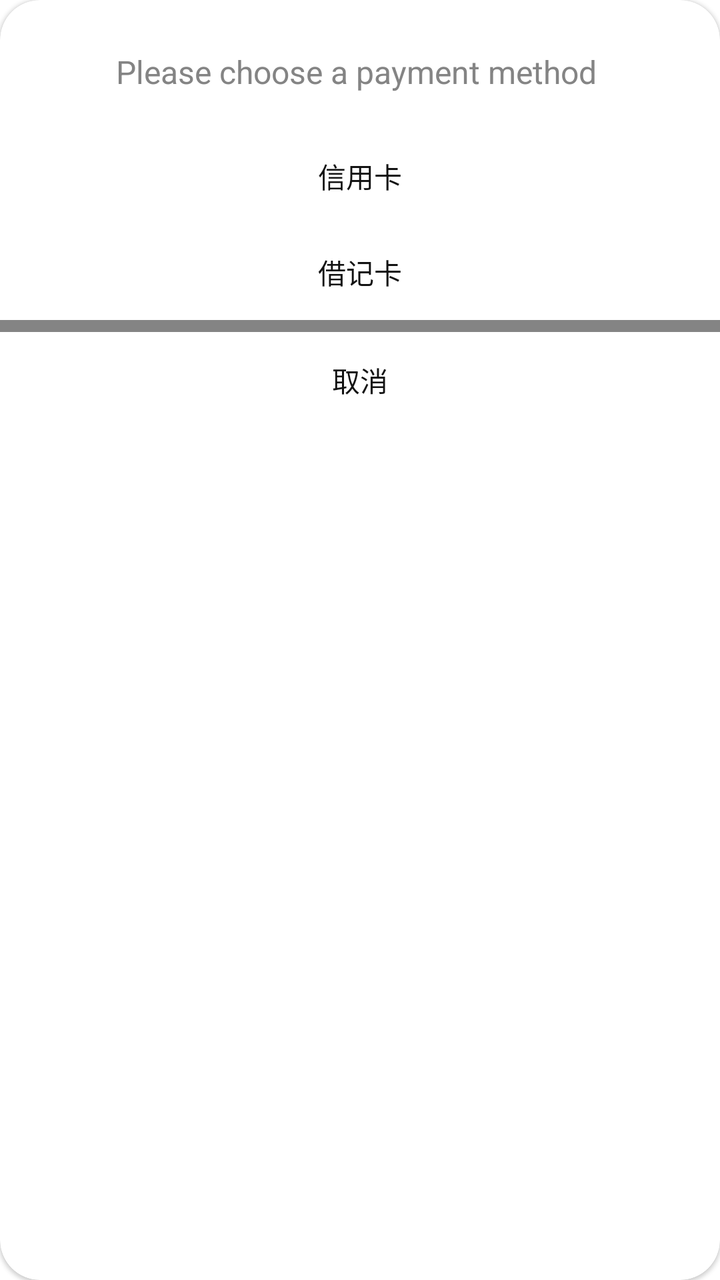
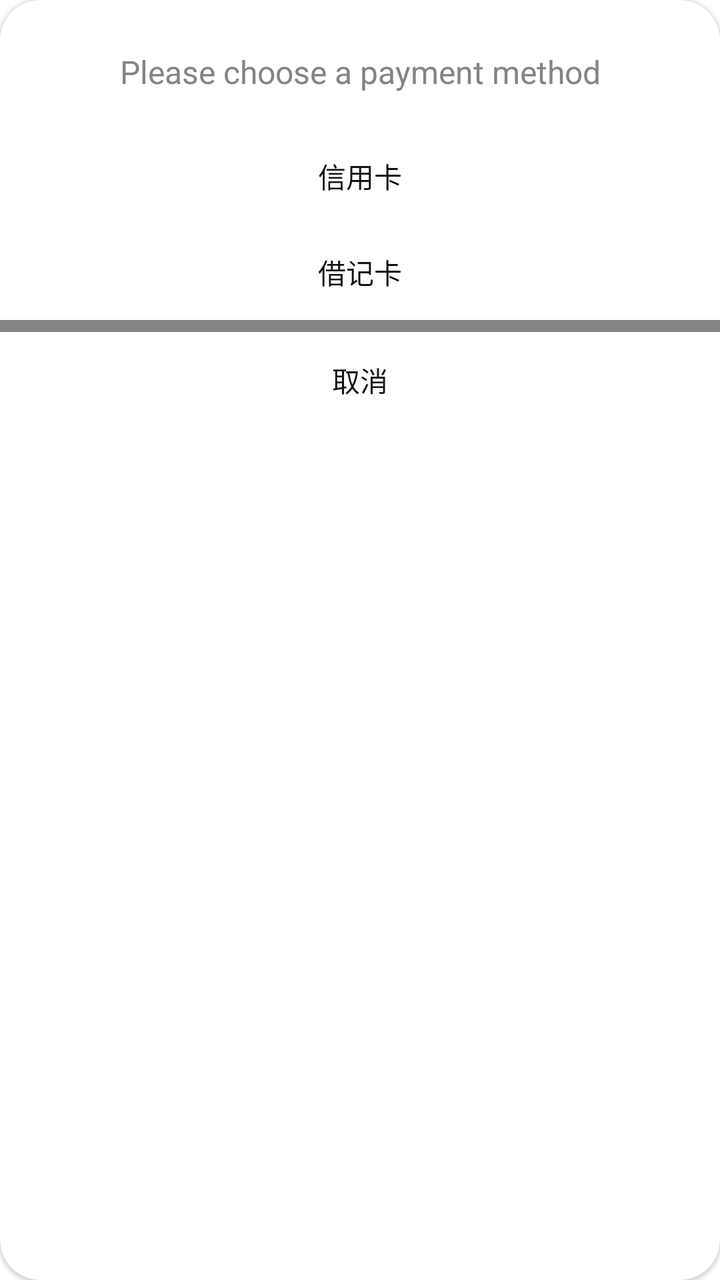

Compare the two renders of this Android layout. The source of the first and the diff that turns it into the second are given below.
<!-- AndroidManifest.xml: application theme Theme.ReformfitApp.NoActionBar -->
<!-- res/layout/bottom_sheet_dialog_fragment_layout.xml -->
<?xml version="1.0" encoding="utf-8"?>
<com.google.android.material.card.MaterialCardView xmlns:android="http://schemas.android.com/apk/res/android"
    android:layout_width="match_parent"
    android:layout_height="match_parent"
    xmlns:app="http://schemas.android.com/apk/res-auto"
    app:cardCornerRadius="20dp">
    <LinearLayout
        xmlns:android="http://schemas.android.com/apk/res/android"
        android:layout_width="match_parent"
        android:layout_height="wrap_content"
        android:layout_marginBottom="8dp"
        android:layout_marginTop="8dp"
        android:orientation="vertical">

        <TextView
            android:id="@+id/tv_bottom_sheet_heading"
            android:layout_width="match_parent"
            android:layout_height="56dp"
            android:layout_marginEnd="16dp"
            android:layout_marginStart="16dp"
            android:gravity="center"
            android:text="Please choose a payment method "
            android:textColor="@color/grey"
            android:textSize="16sp" />


        <com.google.android.material.button.MaterialButton
            android:layout_width="match_parent"
            android:layout_height="48dp"
            android:backgroundTint="@color/white"
            style="@style/Widget.AppCompat.Button.Borderless"
            android:text="信用卡"
            android:textColor="@color/black"
            android:id="@+id/credit_card"/>

        <com.google.android.material.button.MaterialButton
            android:layout_width="match_parent"
            android:layout_height="48dp"
            android:backgroundTint="@color/white"
            style="@style/Widget.AppCompat.Button.Borderless"
            android:text="借记卡"
            android:textColor="@color/black"
            android:id="@+id/debit_card"/>
        <View
            android:layout_width="match_parent"
            android:layout_height="6dp"
            android:background="@color/grey"/>

        <com.google.android.material.button.MaterialButton
            android:layout_width="match_parent"
            android:layout_height="48dp"
            android:backgroundTint="@color/white"
            style="@style/Widget.AppCompat.Button.Borderless"
            android:text="取消"
            android:textColor="@color/black"
            android:id="@+id/cancel"/>



    </LinearLayout>
</com.google.android.material.card.MaterialCardView>
<!-- resources referenced by this layout -->
<resources>
  <color name="black">#121212</color>
  <color name="grey">#848484</color>
  <color name="white">#dedede</color>
  <style name="Theme.ReformfitApp.NoActionBar">
          <item name="windowActionBar">false</item>
          <item name="windowNoTitle">true</item>
      </style>
</resources>

<!-- the commit's change to res/layout/bottom_sheet_dialog_fragment_layout.xml (unified diff, before → after) -->
@@ -5,7 +5,6 @@
     xmlns:app="http://schemas.android.com/apk/res-auto"
     app:cardCornerRadius="20dp">
     <LinearLayout
-        xmlns:android="http://schemas.android.com/apk/res/android"
         android:layout_width="match_parent"
         android:layout_height="wrap_content"
         android:layout_marginBottom="8dp"
@@ -19,7 +18,7 @@
             android:layout_marginEnd="16dp"
             android:layout_marginStart="16dp"
             android:gravity="center"
-            android:text="Please choose a payment method "
+            android:text="@string/dialog_bsdf_choose_payment_method"
             android:textColor="@color/grey"
             android:textSize="16sp" />
 
@@ -29,7 +28,7 @@
             android:layout_height="48dp"
             android:backgroundTint="@color/white"
             style="@style/Widget.AppCompat.Button.Borderless"
-            android:text="信用卡"
+            android:text="@string/dialog_bsdf_credit_card"
             android:textColor="@color/black"
             android:id="@+id/credit_card"/>
 
@@ -38,7 +37,7 @@
             android:layout_height="48dp"
             android:backgroundTint="@color/white"
             style="@style/Widget.AppCompat.Button.Borderless"
-            android:text="借记卡"
+            android:text="@string/dialog_bsdf_direct_debit"
             android:textColor="@color/black"
             android:id="@+id/debit_card"/>
         <View
@@ -51,7 +50,7 @@
             android:layout_height="48dp"
             android:backgroundTint="@color/white"
             style="@style/Widget.AppCompat.Button.Borderless"
-            android:text="取消"
+            android:text="@string/dialog_bsdf_cancel"
             android:textColor="@color/black"
             android:id="@+id/cancel"/>
 
<!-- resource entries referenced after the edit -->
@@ -3,6 +3,10 @@
   <color name="black">#121212</color>
   <color name="grey">#848484</color>
   <color name="white">#dedede</color>
+  <string name="dialog_bsdf_cancel">取消</string>
+  <string name="dialog_bsdf_choose_payment_method">Please choose a payment method</string>
+  <string name="dialog_bsdf_credit_card">信用卡</string>
+  <string name="dialog_bsdf_direct_debit">借记卡</string>
   <style name="Theme.ReformfitApp.NoActionBar">
           <item name="windowActionBar">false</item>
           <item name="windowNoTitle">true</item>
